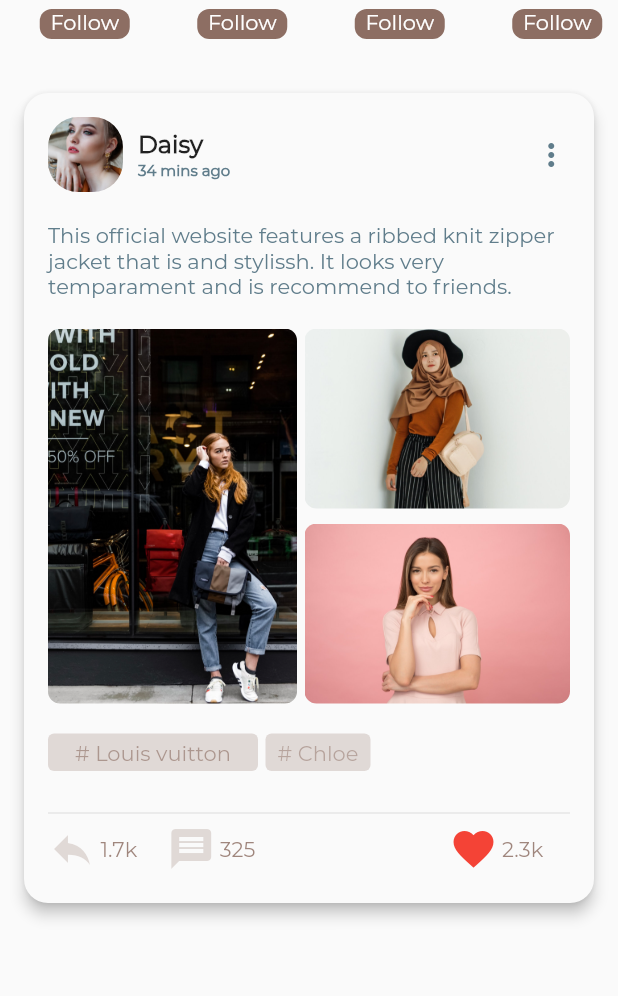
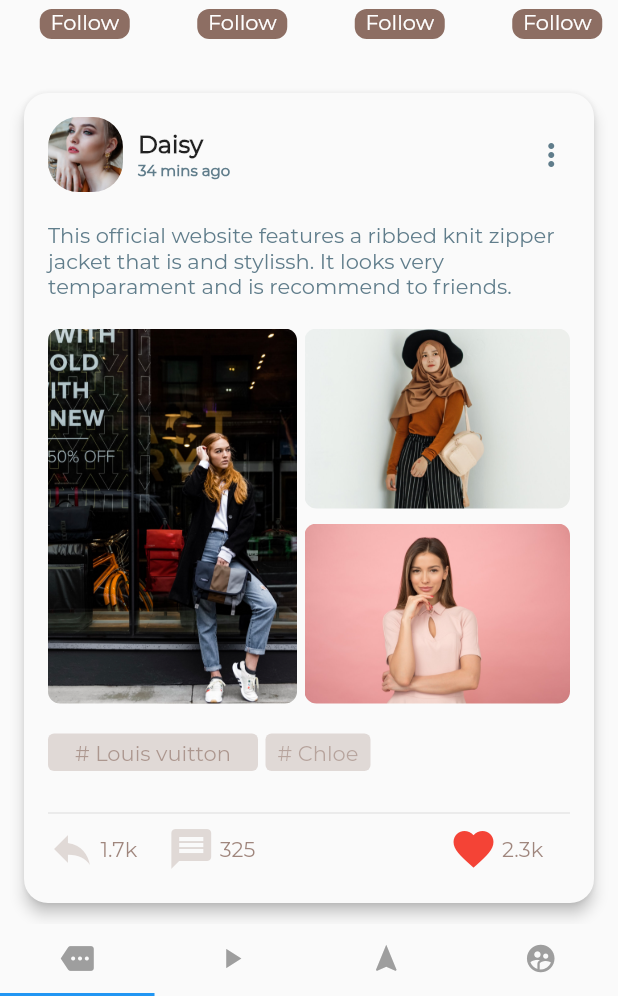
Before and after one commit to bhoslan/moda_app, a Flutter app: the screen it shows after launch, on a phone screen of 412 x 824 dp, the part 240-1236 px from its top. Run offline on Flutter 3.47's test engine with Material 2 defaults, Android fonts, the phone set to English and light mode, and no system bars; Roboto replaces fonts that are missing (assets/fonts/fonts.ttf).

Commit message:
last commit

```diff
--- a/lib/pages/home_page.dart
+++ b/lib/pages/home_page.dart
@@ -1,4 +1,5 @@
 import 'package:flutter/material.dart';
+import 'package:moda_app/pages/detail_page.dart';
 
 class HomePage extends StatefulWidget {
   const HomePage({Key? key}) : super(key: key);
@@ -7,12 +8,61 @@ class HomePage extends StatefulWidget {
   State<HomePage> createState() => _HomePageState();
 }
 
-class _HomePageState extends State<HomePage> {
+class _HomePageState extends State<HomePage> with TickerProviderStateMixin {
+  late TabController _tabController;
+  @override
+  void initState() {
+    //
+    super.initState();
+    _tabController = TabController(length: 4, vsync: this);
+  }
+
+  @override
+  void dispose() {
+    _tabController.dispose();
+    super.dispose();
+  }
+
   @override
   Widget build(BuildContext context) {
     String appNameTitle = 'Discovery';
     String fontPath = 'assets/fonts/fonts.ttf';
     return Scaffold(
+      bottomNavigationBar: Material(
+        child: TabBar(
+          controller: _tabController,
+          tabs: const [
+            Tab(
+              icon: Icon(
+                Icons.more,
+                color: Colors.grey,
+                size: 22,
+              ),
+            ),
+            Tab(
+              icon: Icon(
+                Icons.play_arrow,
+                color: Colors.grey,
+                size: 22,
+              ),
+            ),
+            Tab(
+              icon: Icon(
+                Icons.navigation,
+                color: Colors.grey,
+                size: 22,
+              ),
+            ),
+            Tab(
+              icon: Icon(
+                Icons.supervised_user_circle,
+                color: Colors.grey,
+                size: 22,
+              ),
+            ),
+          ],
+        ),
+      ),
       appBar: AppBar(
         backgroundColor: Colors.transparent,
         title: Text(
@@ -139,7 +189,7 @@ class _HomePageState extends State<HomePage> {
                             ],
                           ),
                         ),
-                        Container(
+                        SizedBox(
                           width: MediaQuery.of(context).size.width - 186,
                           child: Row(
                             mainAxisAlignment: MainAxisAlignment.end,
@@ -172,15 +222,28 @@ class _HomePageState extends State<HomePage> {
                       height: 250,
                       //color: Colors.blue,
                       child: Row(children: [
-                        Container(
+                        InkWell(
+                          onTap: () {
+                            Navigator.of(context).push(
+                              MaterialPageRoute(
+                                builder: (context) => DetailPage(
+                                    img: 'assets/images/modelgrid1.jpeg'),
+                              ),
+                            );
+                          },
+                          child: Hero(
+                            tag: 'assets/images/modelgrid1.jpeg',
+                            child: Container(
                               width: MediaQuery.of(context).size.width / 2 - 40,
                               height: 250,
                               decoration: BoxDecoration(
                                 borderRadius: BorderRadius.circular(8),
                                 image: const DecorationImage(
-                                image:
-                                    AssetImage('assets/images/modelgrid1.jpeg'),
+                                    image: AssetImage(
+                                        'assets/images/modelgrid1.jpeg'),
                                     fit: BoxFit.cover),
+                              ),
+                            ),
                           ),
                         ),
                         const SizedBox(
@@ -188,8 +251,20 @@ class _HomePageState extends State<HomePage> {
                         ),
                         Column(
                           children: [
-                            Container(
-                              width: MediaQuery.of(context).size.width / 2 - 29,
+                            InkWell(
+                              onTap: () {
+                                Navigator.of(context).push(
+                                  MaterialPageRoute(
+                                    builder: (context) => DetailPage(
+                                        img: 'assets/images/modelgrid2.jpeg'),
+                                  ),
+                                );
+                              },
+                              child: Hero(
+                                tag: 'assets/images/modelgrid2.jpeg',
+                                child: Container(
+                                  width: MediaQuery.of(context).size.width / 2 -
+                                      29,
                                   height: 120,
                                   decoration: BoxDecoration(
                                     borderRadius: BorderRadius.circular(8),
@@ -199,10 +274,23 @@ class _HomePageState extends State<HomePage> {
                                         fit: BoxFit.cover),
                                   ),
                                 ),
+                              ),
+                            ),
                             const SizedBox(
                               height: 10,
                             ),
-                            Container(
+                            InkWell(
+                              onTap: () {
+                                Navigator.of(context).push(
+                                  MaterialPageRoute(
+                                    builder: (context) => DetailPage(
+                                        img: 'assets/images/modelgrid3.jpeg'),
+                                  ),
+                                );
+                              },
+                              child: Hero(
+                                tag: 'assets/images/modelgrid3.jpeg',
+                                child: Container(
                                   width: MediaQuery.of(context).size.width / 2 - 29,
                                   height: 120,
                                   decoration: BoxDecoration(
@@ -211,6 +299,8 @@ class _HomePageState extends State<HomePage> {
                                         image: AssetImage(
                                             'assets/images/modelgrid3.jpeg'),
                                         fit: BoxFit.cover),
+                                  ),
+                                ),
                               ),
                             ),
                           ],
```
Also changed, not shown: lib/pages/detail_page.dart (added, +130 -0 lines). Lines whose indentation alone changed are shown as unchanged.
